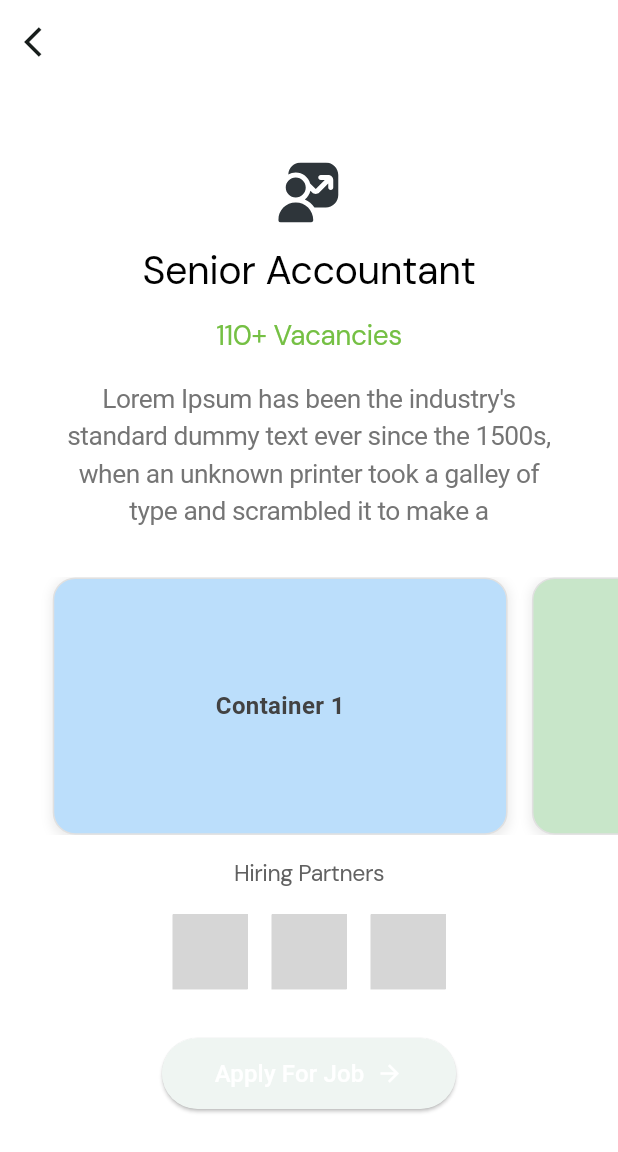
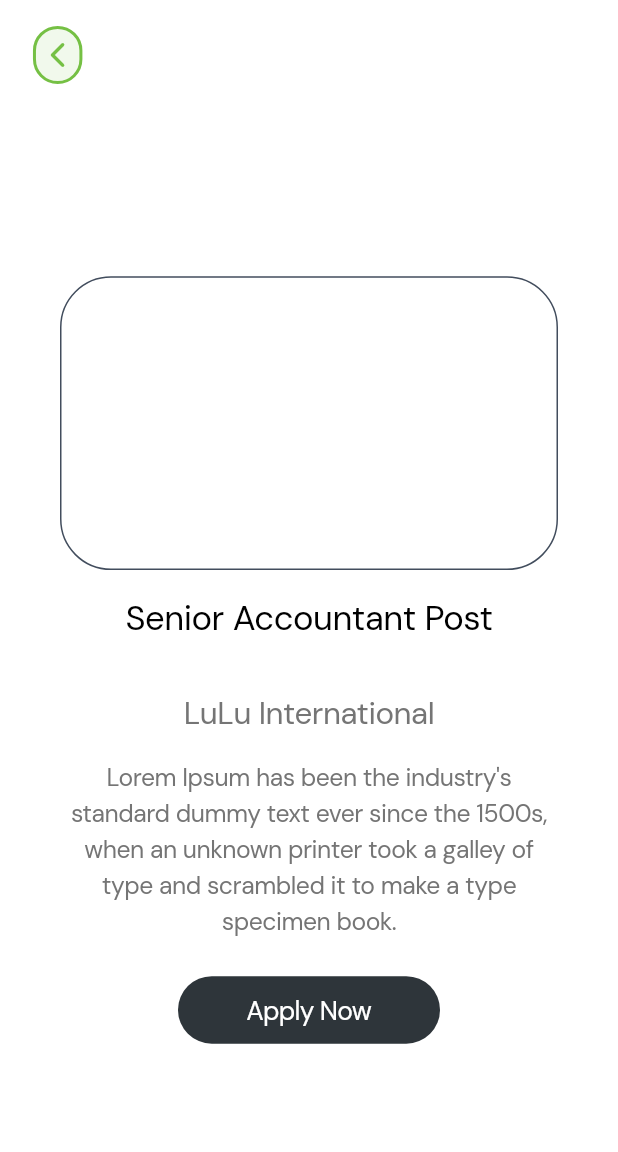
Before and after one commit to Althafbinrafi/amset_e-learing_app, a Flutter app: the JobDetailPage screen opened directly, after a tap on "Apply For Job", on a phone screen of 412 x 824 dp. Shown: the top 1152 px of the screen. Run offline on Flutter 3.47's test engine with Material 3 defaults, Android fonts, the phone set to English and light mode, and no system bars; our stand-ins replace flutter_screenutil, flutter_svg, google_fonts, image_picker, lottie, pin_code_fields and 3 more; missing offline and left inert: razorpay_flutter; accounts and stored records are empty; network calls fail; project files that could hold a hidden picture were left out; grey boxes are pictures that could not be loaded.

Commit message:
Updated screens

```diff
--- a/lib/screens/apply_job.dart
+++ b/lib/screens/apply_job.dart
@@ -230,15 +230,11 @@
 //   }
 // }
 
+import 'package:amset/screens/apply_now.dart';
 import 'package:flutter/material.dart';
 import 'package:flutter_screenutil/flutter_screenutil.dart';
 import 'package:flutter_svg/svg.dart';
 import 'package:google_fonts/google_fonts.dart';
-
-import 'package:flutter/material.dart';
-import 'package:flutter_svg/flutter_svg.dart';
-import 'package:google_fonts/google_fonts.dart';
-import 'package:flutter_screenutil/flutter_screenutil.dart'; // Assuming you are using this for responsive sizing
 
 class JobDetailPage extends StatelessWidget {
   const JobDetailPage({super.key});
@@ -249,12 +245,33 @@ class JobDetailPage extends StatelessWidget {
       backgroundColor: Colors.white,
       appBar: AppBar(
         backgroundColor: Colors.white,
-        leading: IconButton(
-          icon: const Icon(Icons.arrow_back_ios),
-          onPressed: () {
-            Navigator.pop(context); // Pops the current page off the stack
-          },
+        leading: Padding(
+          padding: EdgeInsets.only(top: 17.h, left: 20.w),
+          child: Container(
+            decoration: BoxDecoration(
+              borderRadius: BorderRadius.circular(30),
+              border: Border.all(
+                color: const Color(0xFF75C044),
+                width: 2,
+              ),
+              color: const Color(0x1A75C044),
+            ),
+            child: GestureDetector(
+              child: const Padding(
+                padding: EdgeInsets.all(4.0),
+                child: Icon(
+                  Icons.arrow_back_ios_new_rounded,
+                  color: Color(0xFF75C044),
+                  size: 20,
+                ),
+              ),
+              onTap: () {
+                Navigator.pop(context);
+              },
+            ),
+          ),
         ),
+        leadingWidth: 50.w,
       ),
       body: SafeArea(
         child: Center(
@@ -314,11 +331,11 @@ class JobDetailPage extends StatelessWidget {
                     scrollDirection: Axis.horizontal,
                     child: Row(
                       children: [
-                        SizedBox(width: 32.w), // Initial padding from left
-                        _buildContainer("Container 1", Colors.blue[100]!),
-                        _buildContainer("Container 2", Colors.green[100]!),
-                        _buildContainer("Container 3", Colors.orange[100]!),
-                        _buildContainer("Container 4", Colors.purple[100]!),
+                        SizedBox(width: 32.w),
+                        _buildContainer(),
+                        _buildContainer(),
+                        _buildContainer(),
+                        _buildContainer(),
                       ],
                     ),
                   ),
@@ -352,29 +369,41 @@ class JobDetailPage extends StatelessWidget {
                         ],
                       ),
                       SizedBox(height: 32),
-                      Center(
-                        child: ElevatedButton(
-                          style: ElevatedButton.styleFrom(
-                            shape: RoundedRectangleBorder(
-                              borderRadius: BorderRadius.circular(30),
-                            ),
-                            padding: EdgeInsets.symmetric(
-                                horizontal: 32.w, vertical: 12.h),
-                          ),
-                          onPressed: () {},
+                      GestureDetector(
+                        child: Container(
+                          width: 175.w,
+                          padding: const EdgeInsets.all(10.0),
+                          decoration: BoxDecoration(
+                              color: const Color.fromRGBO(46, 53, 58, 1),
+                              borderRadius: BorderRadius.circular(30)),
                           child: Row(
-                            mainAxisSize: MainAxisSize.min,
+                            mainAxisAlignment: MainAxisAlignment.center,
                             children: [
                               Text(
-                                "Apply For Job",
-                                style: TextStyle(
-                                    color: Colors.white, fontSize: 16),
+                                'Apply For Job',
+                                style: GoogleFonts.dmSans(
+                                    fontSize: 16.sp,
+                                    color: Colors.white,
+                                    fontWeight: FontWeight.w400,
+                                    letterSpacing: -0.5),
                               ),
-                              SizedBox(width: 8),
-                              Icon(Icons.arrow_forward, color: Colors.white),
+                              const SizedBox(
+                                width: 5,
+                              ),
+                              const Icon(
+                                Icons.arrow_forward,
+                                size: 18,
+                                color: Color.fromARGB(255, 255, 255, 255),
+                              )
                             ],
                           ),
                         ),
+                        onTap: () {
+                          Navigator.push(context,
+                              MaterialPageRoute(builder: (context) {
+                            return const ApplyNowPage();
+                          }));
+                        },
                       ),
                       SizedBox(height: 32),
                     ],
@@ -388,36 +417,36 @@ class JobDetailPage extends StatelessWidget {
     );
   }
 
-  Widget _buildContainer(String text, Color color) {
+  Widget _buildContainer() {
     return Container(
       width: 276.w,
       margin: EdgeInsets.only(right: 16.r),
       decoration: BoxDecoration(
-        color: color,
+        //color: ,
         border: Border.all(
-          color: Colors.grey[300]!,
+          color: const Color.fromARGB(255, 70, 71, 81),
           width: 1,
         ),
-        borderRadius: BorderRadius.circular(15),
-        boxShadow: [
-          BoxShadow(
-            color: Colors.grey.withOpacity(0.2),
-            spreadRadius: 1,
-            blurRadius: 5,
-            offset: Offset(0, 2),
-          ),
-        ],
+        borderRadius: BorderRadius.circular(34),
+        // boxShadow: [
+        //   BoxShadow(
+        //     color: Colors.grey.withOpacity(0.2),
+        //     spreadRadius: 1,
+        //     blurRadius: 5,
+        //     offset: Offset(0, 2),
+        //   ),
+        // ],
       ),
       child: Center(
-        child: Text(
-          text,
-          style: TextStyle(
-            fontSize: 16,
-            fontWeight: FontWeight.bold,
-            color: Colors.grey[800],
+          // child: Text(
+
+          //   style: TextStyle(
+          //     fontSize: 16,
+          //     fontWeight: FontWeight.bold,
+          //     color: Colors.grey[800],
+          //   ),
+          // ),
           ),
-        ),
-      ),
     );
   }
 
--- /dev/null
+++ b/lib/screens/apply_now.dart
@@ -0,0 +1,175 @@
+import 'package:amset/screens/resume_upload_page.dart';
+import 'package:flutter/material.dart';
+import 'package:flutter_screenutil/flutter_screenutil.dart';
+import 'package:google_fonts/google_fonts.dart';
+
+class ApplyNowPage extends StatefulWidget {
+  const ApplyNowPage({super.key});
+
+  @override
+  State<ApplyNowPage> createState() => _ApplyNowPageState();
+}
+
+class _ApplyNowPageState extends State<ApplyNowPage> {
+  @override
+  Widget build(BuildContext context) {
+    return Scaffold(
+      backgroundColor: Colors.white,
+      appBar: AppBar(
+        backgroundColor: Colors.white,
+        leading: Padding(
+          padding: EdgeInsets.only(top: 17.h, left: 20.w),
+          child: Container(
+            decoration: BoxDecoration(
+              borderRadius: BorderRadius.circular(30),
+              border: Border.all(
+                color: const Color(0xFF75C044),
+                width: 2,
+              ),
+              color: const Color(0x1A75C044),
+            ),
+            child: GestureDetector(
+              child: const Padding(
+                padding: EdgeInsets.all(4.0),
+                child: Icon(
+                  Icons.arrow_back_ios_new_rounded,
+                  color: Color(0xFF75C044),
+                  size: 20,
+                ),
+              ),
+              onTap: () {
+                Navigator.pop(context);
+              },
+            ),
+          ),
+        ),
+        leadingWidth: 50.w,
+      ),
+      body: SafeArea(
+        child: Center(
+          child: Padding(
+            padding: const EdgeInsets.symmetric(horizontal: 40.0),
+            child: Column(
+              mainAxisAlignment: MainAxisAlignment.center,
+              children: [
+                // Card with icon
+                Container(
+                  // width: 314.w,
+                  height: 193.h,
+                  decoration: BoxDecoration(
+                    color: Colors.white,
+                    borderRadius: BorderRadius.circular(34),
+                    border: Border.all(
+                      color: const Color.fromARGB(255, 66, 77, 93),
+                      width: 1,
+                    ),
+                    // boxShadow: [
+                    //   BoxShadow(
+                    //     color: Colors.grey.withOpacity(0.2),
+                    //     blurRadius: 10,
+                    //     spreadRadius: 1,
+                    //     offset: const Offset(0, 4),
+                    //   ),
+                    // ],
+                  ),
+                  // child: Center(
+                  //   child: CircleAvatar(
+                  //     radius: 24,
+                  //     backgroundColor: Colors.pink.shade100,
+                  //     child: const Text(
+                  //       "A",
+                  //       style: TextStyle(
+                  //         fontSize: 24,
+                  //         fontWeight: FontWeight.bold,
+                  //         color: Colors.white,
+                  //       ),
+                  //     ),
+                  //   ),
+                  // ),
+                ),
+                SizedBox(height: 16.h),
+
+                // Title and subtitle
+                Text(
+                  "Senior Accountant Post",
+                  style: GoogleFonts.dmSans(
+                    fontSize: 21.sp,
+                    fontWeight: FontWeight.normal,
+                    color: Colors.black,
+                    letterSpacing: -0.3,
+                  ),
+                  textAlign: TextAlign.center,
+                ),
+                SizedBox(height: 31.h),
+                Text(
+                  "LuLu International",
+                  style: GoogleFonts.dmSans(
+                    fontSize: 19.sp,
+                    fontWeight: FontWeight.w400,
+                    color: Colors.grey.shade600,
+                    letterSpacing: -0.3,
+                  ),
+                  textAlign: TextAlign.center,
+                ),
+                const SizedBox(height: 16),
+
+                // Description
+                Text(
+                  "Lorem Ipsum has been the industry's standard dummy text ever since the "
+                  "1500s, when an unknown printer took a galley of type and scrambled it to "
+                  "make a type specimen book.",
+                  style: GoogleFonts.dmSans(
+                    fontSize: 15.sp,
+                    fontWeight: FontWeight.normal,
+                    color: Colors.grey.shade600,
+                    letterSpacing: -0.3,
+                  ),
+                  textAlign: TextAlign.center,
+                ),
+                const SizedBox(height: 24),
+
+                // Apply Now button
+                GestureDetector(
+                  child: Container(
+                    width: 159.w,
+                    padding: const EdgeInsets.all(10.0),
+                    decoration: BoxDecoration(
+                        color: const Color.fromRGBO(46, 53, 58, 1),
+                        borderRadius: BorderRadius.circular(30)),
+                    child: Row(
+                      mainAxisAlignment: MainAxisAlignment.center,
+                      children: [
+                        Text(
+                          'Apply Now',
+                          style: GoogleFonts.dmSans(
+                              fontSize: 16.sp,
+                              color: Colors.white,
+                              fontWeight: FontWeight.w400,
+                              letterSpacing: -0.5),
+                        ),
+                        // const SizedBox(
+                        //   width: 5,
+                        // ),
+                        // const Icon(
+                        //   Icons.arrow_forward,
+                        //   size: 18,
+                        //   color: Color.fromARGB(255, 255, 255, 255),
+                        // )
+                      ],
+                    ),
+                  ),
+                  onTap: () {
+                    Navigator.push(context,
+                        MaterialPageRoute(builder: (context) {
+                      return ResumeUploadPage();
+                    }));
+                  },
+                ),
+              ],
+            ),
+          ),
+        ),
+      ),
+    );
+  }
+}
--- a/pubspec.yaml
+++ b/pubspec.yaml
@@ -60,6 +60,9 @@ dependencies:
   connectivity_plus: ^6.0.5
   internet_connection_checker: ^1.0.0+1
   smooth_page_indicator: ^1.2.0+3
+  html_unescape: ^2.0.0
+  flutter_html: ^3.0.0-alpha.5
+
 
 
 
```
Also changed, not shown: lib/DrawerPages/Course/all_lessons.dart (+0 -14 lines), lib/NavigationBar/CoursePages/course_page.dart (+5 -5 lines), lib/NavigationBar/CoursePages/detailds_course_page.dart (+26 -15 lines), lib/screens/resume_upload_page.dart (added, +354 -0 lines), assets/images/upload.svg (added), pubspec.lock.
